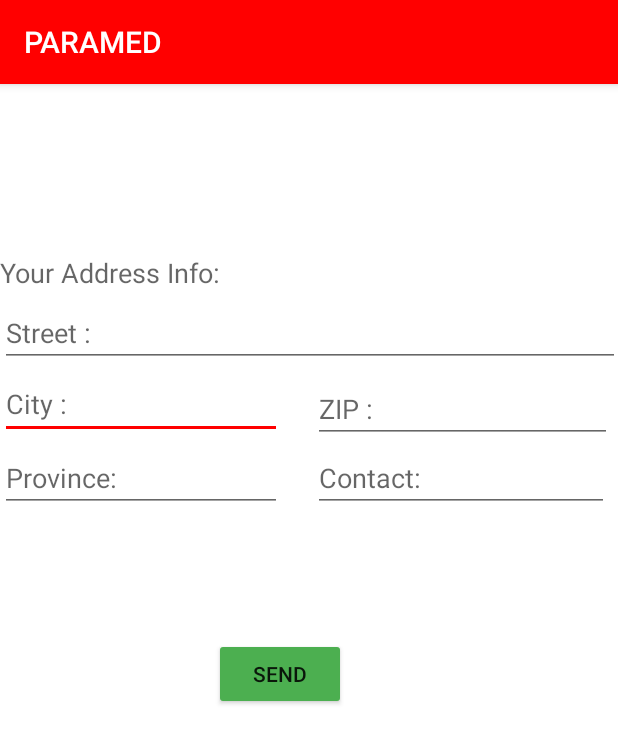
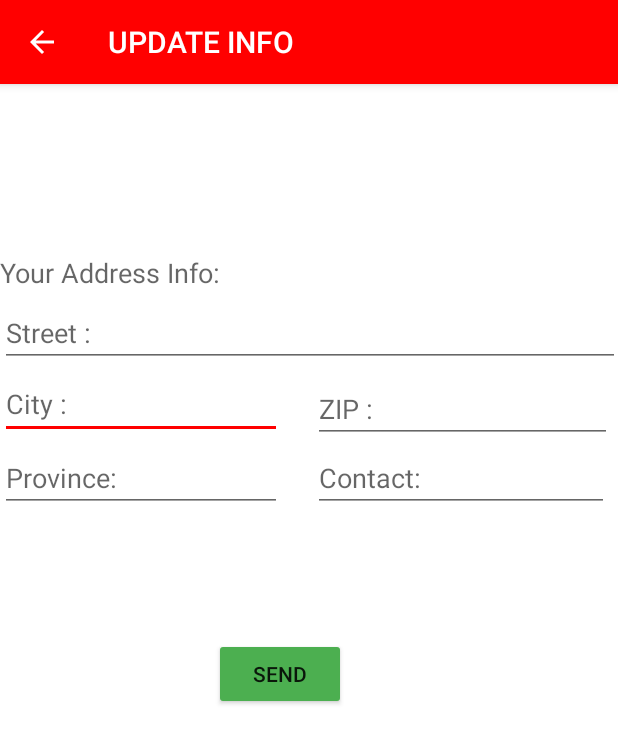
Before and after one commit to N01263842/AACTech, an Android app: the Client_Address_Info screen opened directly, with no data from a screen before it, on a phone screen of 412 x 824 dp. Shown: the top 743 px of the screen. Run offline under Robolectric (Android 15) with nearby library versions, the phone set to English and light mode, and no system bars.

Commit message:
Adding Arrow Up Key

```diff
--- a/AACTech/aac_tech/src/main/java/aac_tech/automotiveui/Client_Address_Info.java
+++ b/AACTech/aac_tech/src/main/java/aac_tech/automotiveui/Client_Address_Info.java
@@ -14,5 +14,9 @@ public class Client_Address_Info extends AppCompatActivity {
     protected void onCreate(Bundle savedInstanceState) {
         super.onCreate(savedInstanceState);
         setContentView(R.layout.activity_client__address__info);
+
+        //Setting the title and enabling the up arrow
+        getSupportActionBar().setTitle(R.string.clientInfo_title);
+        getSupportActionBar().setDisplayHomeAsUpEnabled(true);
     }
 }
--- a/AACTech/aac_tech/src/main/res/values/strings.xml
+++ b/AACTech/aac_tech/src/main/res/values/strings.xml
@@ -100,6 +100,7 @@
     <string name="province">Province:</string>
     <string name="alert_title">WARNING</string>
     <string name="alert_Message">Are you sure you want to EXIT?</string>
+    <string name="clientInfo_title">UPDATE INFO</string>
 
 
 </resources>
```
